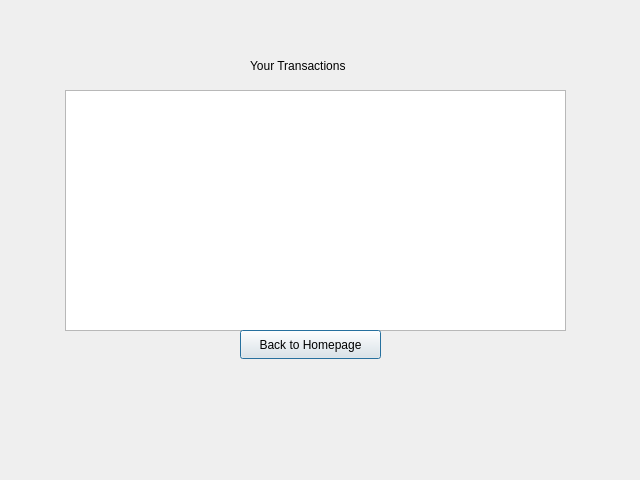
aasishhumagain/BudgetBuddy, file viewtransactions.ui: the form before one commit.
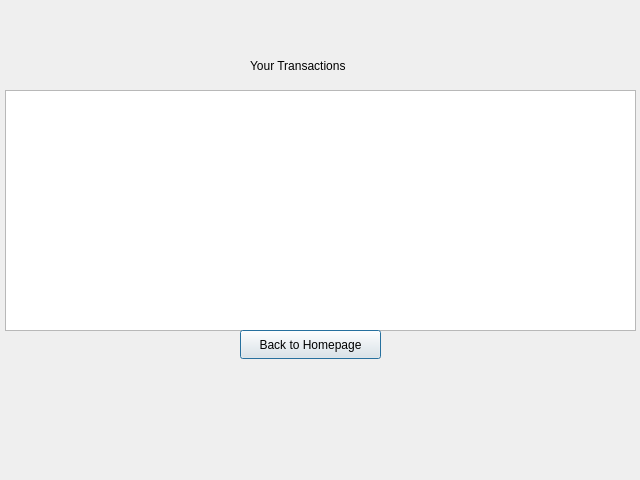
The form after the commit.

Commit message: Working transactions page remarks

Patch:
```diff
--- a/viewtransactions.ui
+++ b/viewtransactions.ui
@@ -16,9 +16,9 @@
   <widget class="QTableWidget" name="tableWidgetTransactions">
    <property name="geometry">
     <rect>
-     <x>65</x>
+     <x>5</x>
      <y>90</y>
-     <width>501</width>
+     <width>631</width>
      <height>241</height>
     </rect>
    </property>
```
The commit also changes 1 other file.
